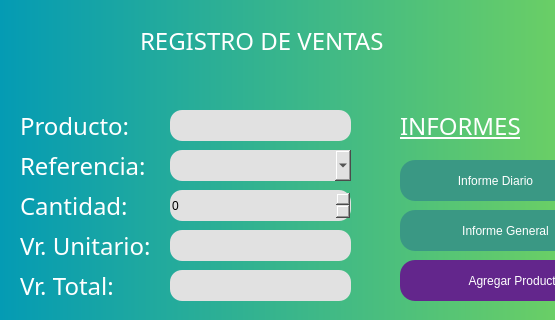
The window that InventoryHome.ui (Yohan205/ProjectInventory) describes before a commit, drawn with Qt 5; both pictures show x 0 to 555 and y 0 to 320 of the 659 by 450 pixel window.
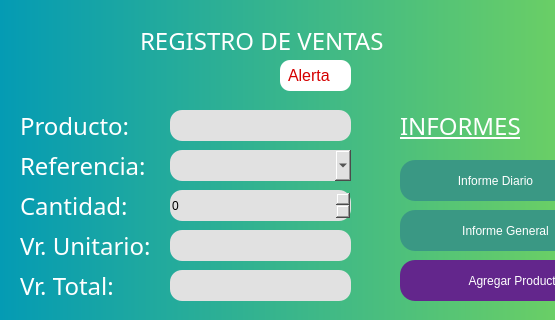
The same window after the commit. Icons and pictures are not drawn.

The edit to the form file:
```diff
--- a/InventoryHome.ui
+++ b/InventoryHome.ui
@@ -415,6 +415,34 @@
 border-radius: 12px;</string>
     </property>
    </widget>
+   <widget class="QLabel" name="eAlerta">
+    <property name="geometry">
+     <rect>
+      <x>280</x>
+      <y>60</y>
+      <width>71</width>
+      <height>31</height>
+     </rect>
+    </property>
+    <property name="font">
+     <font>
+      <family>Arial</family>
+      <pointsize>12</pointsize>
+      <weight>50</weight>
+      <italic>false</italic>
+      <bold>false</bold>
+     </font>
+    </property>
+    <property name="styleSheet">
+     <string notr="true">background-color: rgb(255, 255, 255);
+font: 12pt &quot;Arial&quot;;
+color: rgb(213, 0, 0);
+border-radius:10px;</string>
+    </property>
+    <property name="text">
+     <string>  Alerta</string>
+    </property>
+   </widget>
   </widget>
   <widget class="QStatusBar" name="statusbar"/>
  </widget>
```
Left out of the diff: 6 changed lines with no effect on the pictures.
